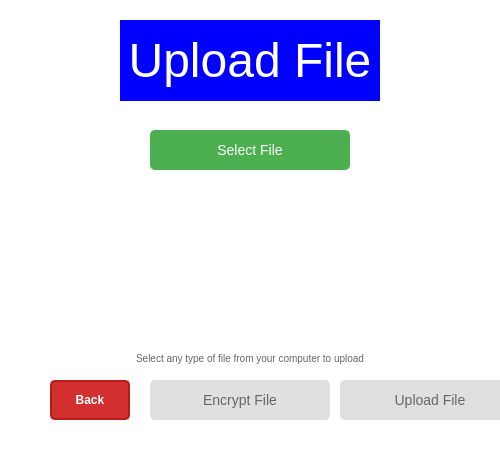
This is FrontEnd/UploadPage/uploadpage.ui in Patrickwalsh33/EPICFileShareClient as Qt 5 draws it before an edit. The edited form follows.
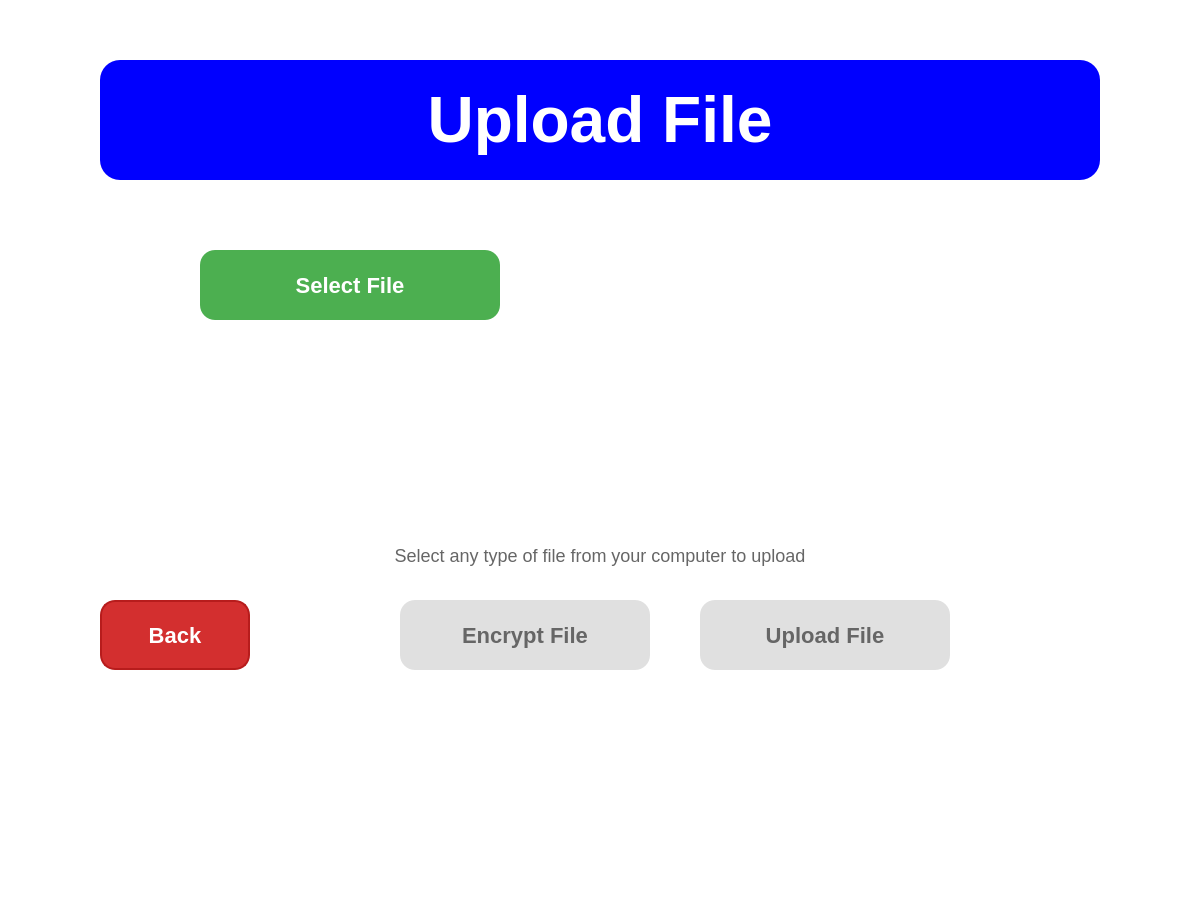
This is the edited form.

Commit message: making uploadpage bigger

```diff
--- a/FrontEnd/UploadPage/uploadpage.ui
+++ b/FrontEnd/UploadPage/uploadpage.ui
@@ -6,8 +6,8 @@
    <rect>
     <x>0</x>
     <y>0</y>
-    <width>500</width>
-    <height>450</height>
+    <width>1200</width>
+    <height>900</height>
    </rect>
   </property>
   <property name="windowTitle">
@@ -22,19 +22,20 @@
   <widget class="QLabel" name="uploadPageLabel">
    <property name="geometry">
     <rect>
-     <x>120</x>
-     <y>20</y>
-     <width>260</width>
-     <height>81</height>
+     <x>100</x>
+     <y>60</y>
+     <width>1000</width>
+     <height>120</height>
     </rect>
    </property>
    <property name="font">
     <font>
-     <pointsize>36</pointsize>
+     <pointsize>48</pointsize>
+     <bold>true</bold>
     </font>
    </property>
    <property name="styleSheet">
-    <string notr="true">background-color: blue; color: white;</string>
+    <string notr="true">background-color: blue; color: white; border-radius: 20px;</string>
    </property>
    <property name="text">
     <string>Upload File</string>
@@ -46,14 +47,20 @@
   <widget class="QPushButton" name="selectFileButton">
    <property name="geometry">
     <rect>
-     <x>150</x>
-     <y>130</y>
-     <width>200</width>
-     <height>40</height>
+     <x>200</x>
+     <y>250</y>
+     <width>300</width>
+     <height>70</height>
     </rect>
    </property>
+   <property name="font">
+    <font>
+     <pointsize>22</pointsize>
+     <bold>true</bold>
+    </font>
+   </property>
    <property name="styleSheet">
-    <string notr="true">color: white; background-color: #4CAF50; border: none; border-radius: 5px; font-size: 14px;</string>
+    <string notr="true">color: white; background-color: #4CAF50; border: none; border-radius: 15px; font-size: 22px;</string>
    </property>
    <property name="text">
     <string>Select File</string>
@@ -62,10 +69,10 @@
   <widget class="QScrollArea" name="fileScrollArea">
    <property name="geometry">
     <rect>
-     <x>50</x>
-     <y>190</y>
-     <width>400</width>
-     <height>150</height>
+     <x>200</x>
+     <y>340</y>
+     <width>800</width>
+     <height>180</height>
     </rect>
    </property>
    <property name="widgetResizable">
@@ -79,13 +86,13 @@
      <rect>
       <x>0</x>
       <y>0</y>
-      <width>400</width>
-      <height>150</height>
+      <width>800</width>
+      <height>180</height>
      </rect>
     </property>
     <layout class="QVBoxLayout" name="verticalLayout">
      <property name="spacing">
-      <number>5</number>
+      <number>10</number>
      </property>
      <property name="leftMargin">
       <number>0</number>
@@ -105,14 +112,19 @@
   <widget class="QLabel" name="instructionLabel">
    <property name="geometry">
     <rect>
-     <x>50</x>
-     <y>350</y>
-     <width>400</width>
-     <height>16</height>
+     <x>200</x>
+     <y>540</y>
+     <width>800</width>
+     <height>30</height>
     </rect>
    </property>
+   <property name="font">
+    <font>
+     <pointsize>18</pointsize>
+    </font>
+   </property>
    <property name="styleSheet">
-    <string notr="true">color: #666; font-size: 10px;</string>
+    <string notr="true">color: #666; font-size: 18px;</string>
    </property>
    <property name="text">
     <string>Select any type of file from your computer to upload</string>
@@ -124,14 +136,20 @@
   <widget class="QPushButton" name="encryptButton">
    <property name="geometry">
     <rect>
-     <x>150</x>
-     <y>380</y>
-     <width>180</width>
-     <height>40</height>
+     <x>400</x>
+     <y>600</y>
+     <width>250</width>
+     <height>70</height>
     </rect>
    </property>
+   <property name="font">
+    <font>
+     <pointsize>22</pointsize>
+     <bold>true</bold>
+    </font>
+   </property>
    <property name="styleSheet">
-    <string notr="true">color: #666666; background-color: #e0e0e0; border: none; border-radius: 5px; font-size: 14px;</string>
+    <string notr="true">color: #666666; background-color: #e0e0e0; border: none; border-radius: 15px; font-size: 22px;</string>
    </property>
    <property name="text">
     <string>Encrypt File</string>
@@ -140,14 +158,20 @@
   <widget class="QPushButton" name="uploadButton">
    <property name="geometry">
     <rect>
-     <x>340</x>
-     <y>380</y>
-     <width>180</width>
-     <height>40</height>
+     <x>700</x>
+     <y>600</y>
+     <width>250</width>
+     <height>70</height>
     </rect>
    </property>
+   <property name="font">
+    <font>
+     <pointsize>22</pointsize>
+     <bold>true</bold>
+    </font>
+   </property>
    <property name="styleSheet">
-    <string notr="true">color: #666666; background-color: #e0e0e0; border: none; border-radius: 5px; font-size: 14px;</string>
+    <string notr="true">color: #666666; background-color: #e0e0e0; border: none; border-radius: 15px; font-size: 22px;</string>
    </property>
    <property name="text">
     <string>Upload File</string>
@@ -156,14 +180,20 @@
   <widget class="QPushButton" name="backButton">
    <property name="geometry">
     <rect>
-     <x>50</x>
-     <y>380</y>
-     <width>80</width>
-     <height>40</height>
+     <x>100</x>
+     <y>600</y>
+     <width>150</width>
+     <height>70</height>
     </rect>
    </property>
+   <property name="font">
+    <font>
+     <pointsize>22</pointsize>
+     <bold>true</bold>
+    </font>
+   </property>
    <property name="styleSheet">
-    <string notr="true">background-color: #D32F2F; color: white; border: 2px solid #B71C1C; border-radius: 5px; padding: 5px; font-weight: bold;</string>
+    <string notr="true">background-color: #D32F2F; color: white; border: 2px solid #B71C1C; border-radius: 15px; padding: 10px; font-weight: bold; font-size: 22px;</string>
    </property>
    <property name="text">
     <string>Back</string>
```
Left out of the diff: 4 changed lines with no effect on the pictures.
